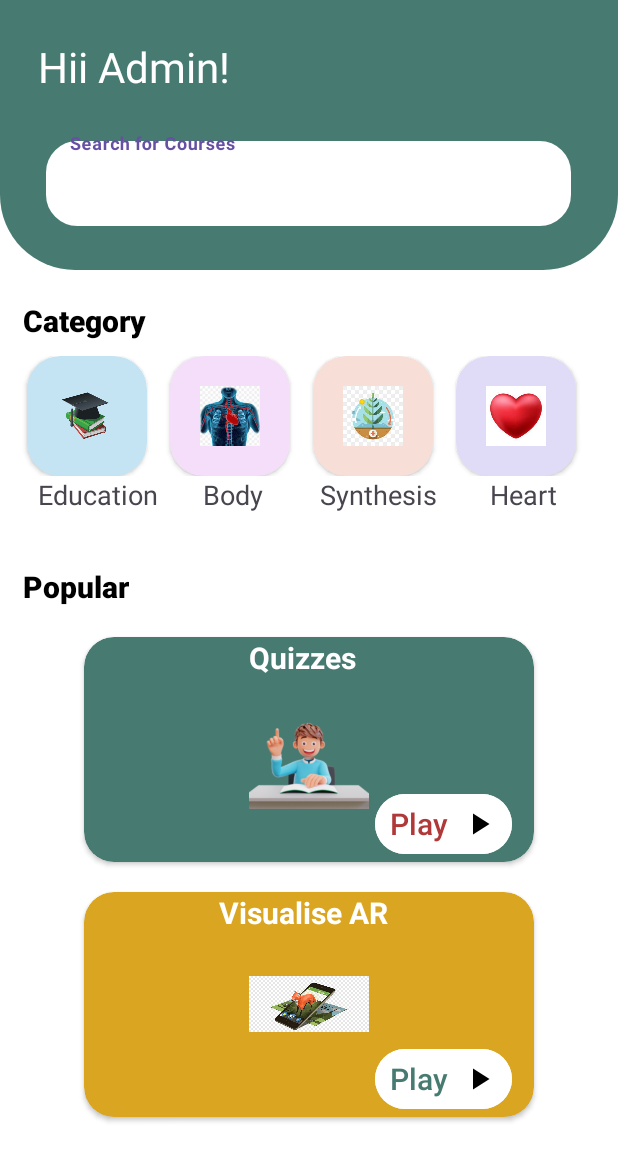
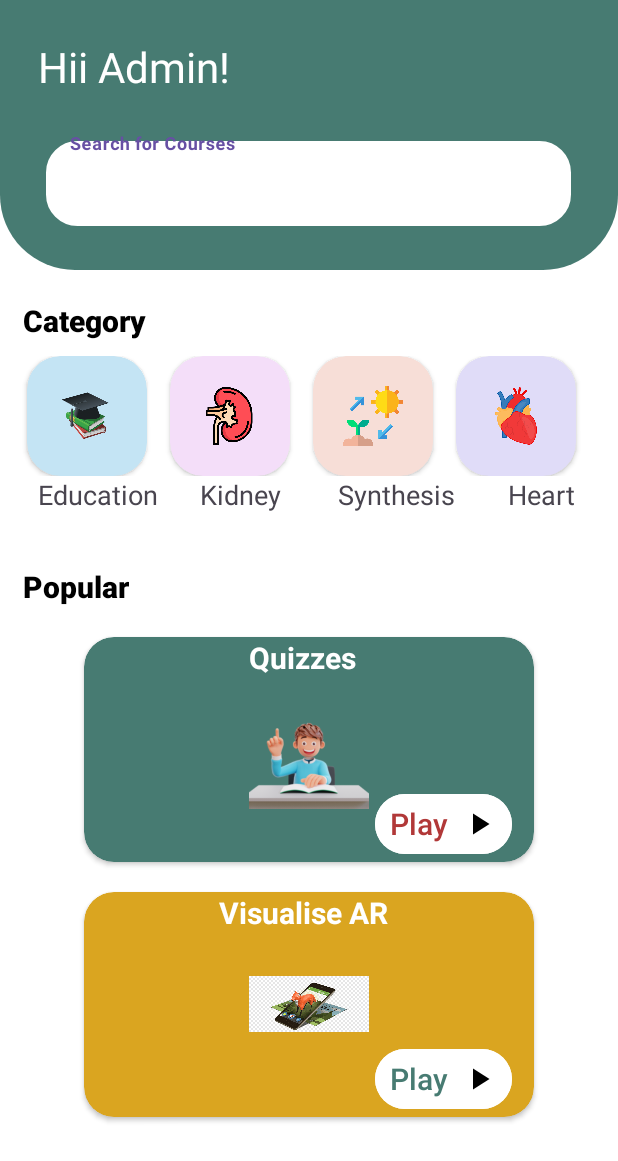
Before and after one commit to sidd5142/Vision_AR, an Android app: the homepage screen opened directly, with no data from a screen before it, on a phone screen of 412 x 824 dp. Shown: the top 1161 px of the screen. Run offline under Robolectric (Android 15) with nearby library versions, the phone set to English and light mode, and no system bars.

Commit message:
Initial Commit

```diff
--- a/app/src/main/res/layout/activity_homepage.xml
+++ b/app/src/main/res/layout/activity_homepage.xml
@@ -88,7 +88,7 @@
             <ImageView
                 android:layout_width="40dp"
                 android:layout_height="40dp"
-                android:src="@drawable/img_7"
+                android:src="@drawable/kidneys"
                 android:layout_gravity="center"
                 />
         </androidx.cardview.widget.CardView>
@@ -103,7 +103,7 @@
             <ImageView
                 android:layout_width="40dp"
                 android:layout_height="40dp"
-                android:src="@drawable/img_8"
+                android:src="@drawable/photo"
                 android:layout_gravity="center"
                 />
         </androidx.cardview.widget.CardView>
@@ -118,12 +118,13 @@
             <ImageView
                 android:layout_width="40dp"
                 android:layout_height="40dp"
-                android:src="@drawable/img_9"
+                android:src="@drawable/heart"
                 android:layout_gravity="center"
                 />
         </androidx.cardview.widget.CardView>
 
     </LinearLayout>
+
 
     <LinearLayout
         android:layout_width="match_parent"
@@ -135,13 +136,13 @@
             android:layout_height="wrap_content"
             android:text="Education"
             android:textSize="18dp"
-            android:layout_marginRight="30dp"
+            android:layout_marginRight="28dp"
             android:layout_marginLeft="25dp"
             />
         <TextView
             android:layout_width="wrap_content"
             android:layout_height="wrap_content"
-            android:text="Body"
+            android:text="Kidney"
             android:textSize="18dp"
             android:layout_marginRight="38dp"
             />
```
Also changed, not shown: app/src/main/res/drawable/heart.png (added), app/src/main/res/drawable/icon.png (added), app/src/main/res/drawable/img_7.png (deleted), app/src/main/res/drawable/kidneys.png (added), app/src/main/res/drawable/photo.png (added), app/src/main/res/drawable/vision.png (added).
